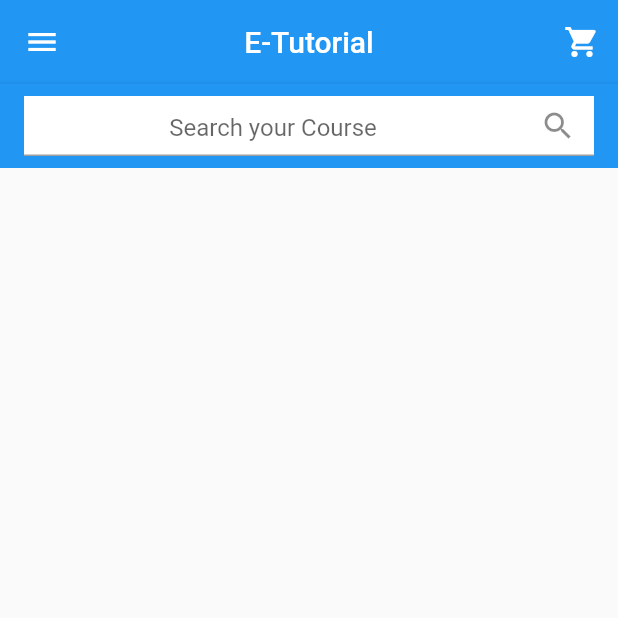
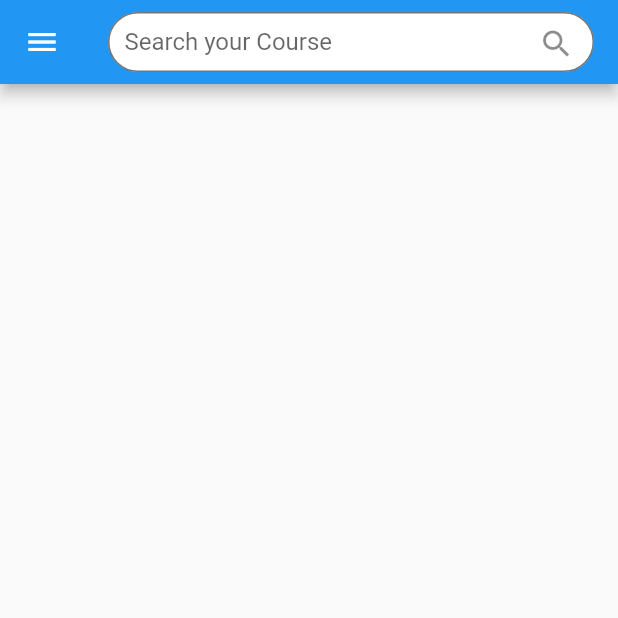
Before and after one commit to TSEC-Hackathon-2021/e-tutorial_flutter, a Flutter app: the screen it shows after launch, on a phone screen of 412 x 824 dp, the top half of it. Run offline on Flutter 3.47's test engine with Material 2 defaults, Android fonts, the phone set to English and light mode, and no system bars.

Commit message:
Updated Sidebar

```diff
--- a/lib/components/navbar.dart
+++ /dev/null
@@ -1,45 +0,0 @@
-import 'package:flutter/material.dart';
-
-class Navbar extends StatelessWidget {
-  @override
-  Widget build(BuildContext context) {
-    return CustomScrollView(
-      shrinkWrap: true,
-      slivers: <Widget>[
-        SliverAppBar(
-          floating: true,
-          pinned: true,
-          snap: false,
-          centerTitle: true,
-          title: Text('E-Tutorial'),
-          actions: [
-            IconButton(
-              icon: Icon(Icons.shopping_cart),
-              onPressed: () {},
-            ),
-          ],
-          bottom: AppBar(
-            automaticallyImplyLeading: false,
-            title: Container(
-              width: double.infinity,
-              height: 40,
-              color: Colors.white,
-              child: Center(
-                child: TextField(
-                  textAlign: TextAlign.center,
-                  decoration: InputDecoration(
-                    hintText: 'Search your Course',
-                    suffixIcon: IconButton(
-                      icon: Icon(Icons.search),
-                      onPressed: (){},
-                    ),
-                  ),
-                ),
-              ),
-            ),
-          ),
-        ),
-      ],
-    );
-  }
-}
--- a/lib/home.dart
+++ b/lib/home.dart
@@ -1,6 +1,5 @@
 import 'package:flutter/material.dart';
 import 'components/drawer.dart';
-import 'components/navbar.dart';
 
 class HomeScreen extends StatefulWidget {
   @override
@@ -11,15 +10,29 @@ class _HomeScreenState extends State<HomeScreen> {
   @override
   Widget build(BuildContext context) {
     return Scaffold(
-      body: Column(
-        children: <Widget>[
-          Navbar(),
-          SizedBox(
-            width: double.infinity,
-            height: 10.0,
+      appBar: AppBar(
+        title: Container(
+          width: double.infinity,
+          height: 40,
+          decoration: BoxDecoration(
+            borderRadius: BorderRadius.circular(25.0),
+            border: Border.all(
+              color: Colors.black54,
+            ),
+            color: Colors.white,
           ),
-          //Body Remaining
-        ],
+          padding: EdgeInsets.only(left: 10.0),
+          child: TextField(
+            decoration: InputDecoration(
+              hintText: 'Search your Course',
+              border: InputBorder.none,
+              suffixIcon: IconButton(
+                icon: Icon(Icons.search),
+                onPressed: (){},
+              ),
+            ),
+          ),
+        ),
       ),
       drawer: AppDrawer(),
     );
```
